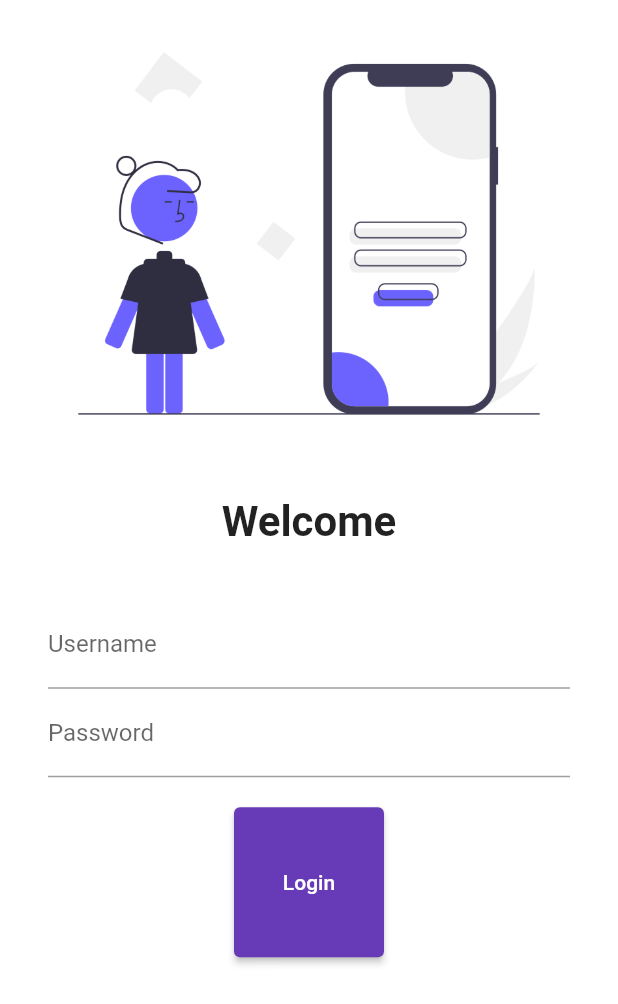
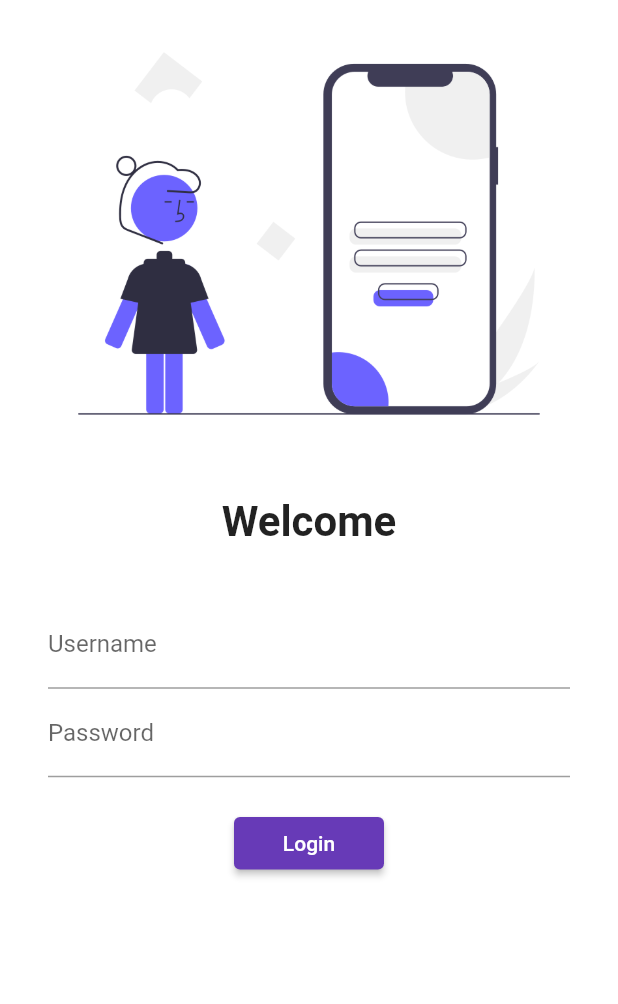
Before and after one commit to nirav-bugs/Catalog-Flutter, a Flutter app: the screen it shows after launch, on a phone screen of 412 x 824 dp. Shown: the top 1004 px of the screen. Run offline on Flutter 3.47's test engine with Material 2 defaults, Android fonts, the phone set to English and light mode, and no system bars.

Commit message:
little change bt necessary for above commit

```diff
--- a/lib/pages/login.dart
+++ b/lib/pages/login.dart
@@ -58,7 +58,7 @@ class LoginPage extends StatelessWidget {
                   onPressed: () {
                     Navigator.pushNamed(context, MyRoutes.homeRoute);
                   },
-                  style: TextButton.styleFrom(minimumSize: Size(100, 100)),
+                  style: TextButton.styleFrom(minimumSize: Size(100, 35)),
                   child: Text("Login"),
                 ),
               ],
--- a/lib/utlis/routes.dart
+++ b/lib/utlis/routes.dart
@@ -1,5 +1,3 @@
-import 'dart:html';
-
 class MyRoutes {
   static String loginRoute = "/login";
   static String homeRoute = "/home";
```
